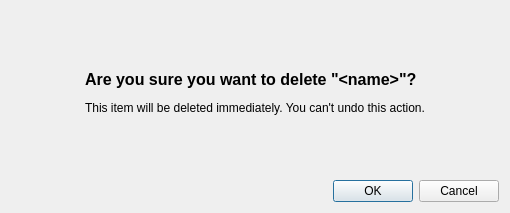
Old version of the form removemodeldialog.ui in the repository Joensw/RCAIT.
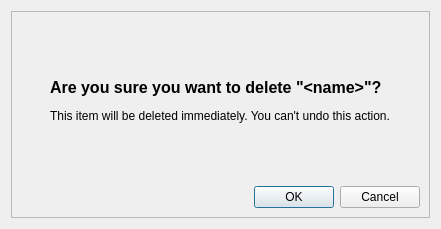
New version of the form.

Commit message: added fake borders to other dialogs

What changed in the file:
```diff
--- a/removemodeldialog.ui
+++ b/removemodeldialog.ui
@@ -6,13 +6,24 @@
    <rect>
     <x>0</x>
     <y>0</y>
-    <width>510</width>
-    <height>213</height>
+    <width>441</width>
+    <height>229</height>
    </rect>
   </property>
   <property name="windowTitle">
    <string>Remove Model</string>
   </property>
+  <layout class="QGridLayout" name="gridLayout_2">
+   <item row="0" column="0">
+    <widget class="QFrame" name="frame">
+     <property name="frameShape">
+      <enum>QFrame::StyledPanel</enum>
+     </property>
+     <property name="frameShadow">
+      <enum>QFrame::Raised</enum>
+     </property>
+     <layout class="QGridLayout" name="gridLayout">
+      <item row="0" column="0">
   <layout class="QVBoxLayout" name="verticalLayout_2">
    <item>
     <layout class="QHBoxLayout" name="horizontalLayout">
@@ -95,6 +106,11 @@
      <property name="standardButtons">
       <set>QDialogButtonBox::Cancel|QDialogButtonBox::Ok</set>
      </property>
+         </widget>
+        </item>
+       </layout>
+      </item>
+     </layout>
     </widget>
    </item>
   </layout>
```
Lines whose indentation alone changed are shown as unchanged. The commit also changes 2 other files.
